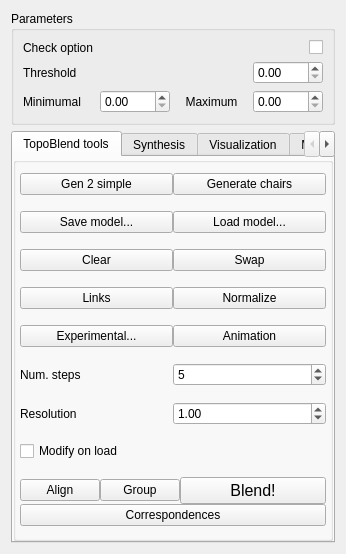
The window that topo-blend/topo_blend_widget.ui (ialhashim/topo-blend) describes before a commit, drawn with Qt 5.
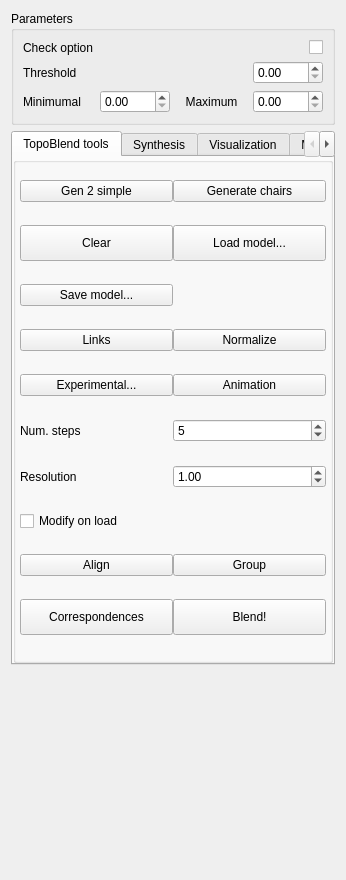
The same window after the commit. Icons and pictures are not drawn.

Diff of the .ui file:
```diff
--- a/topo-blend/topo_blend_widget.ui
+++ b/topo-blend/topo_blend_widget.ui
@@ -7,7 +7,7 @@
     <x>0</x>
     <y>0</y>
     <width>312</width>
-    <height>535</height>
+    <height>880</height>
    </rect>
   </property>
   <property name="windowTitle">
@@ -116,7 +116,98 @@
           <property name="horizontalSpacing">
            <number>0</number>
           </property>
-          <item row="5" column="1">
+          <item row="14" column="0">
+           <widget class="QPushButton" name="computeCorrButton">
+            <property name="sizePolicy">
+             <sizepolicy hsizetype="Minimum" vsizetype="Maximum">
+              <horstretch>0</horstretch>
+              <verstretch>0</verstretch>
+             </sizepolicy>
+            </property>
+            <property name="minimumSize">
+             <size>
+              <width>0</width>
+              <height>36</height>
+             </size>
+            </property>
+            <property name="text">
+             <string>Correspondences</string>
+            </property>
+           </widget>
+          </item>
+          <item row="5" column="0">
+           <widget class="QPushButton" name="linksButton">
+            <property name="text">
+             <string>Links</string>
+            </property>
+            <property name="icon">
+             <iconset resource="topo-blend.qrc">
+              <normaloff>:/images/network.png</normaloff>:/images/network.png</iconset>
+            </property>
+           </widget>
+          </item>
+          <item row="13" column="1">
+           <widget class="QPushButton" name="groupButton">
+            <property name="text">
+             <string>Group</string>
+            </property>
+            <property name="icon">
+             <iconset resource="topo-blend.qrc">
+              <normaloff>:/images/group.png</normaloff>:/images/group.png</iconset>
+            </property>
+            <property name="iconSize">
+             <size>
+              <width>24</width>
+              <height>24</height>
+             </size>
+            </property>
+           </widget>
+          </item>
+          <item row="13" column="0">
+           <widget class="QPushButton" name="alignButton">
+            <property name="minimumSize">
+             <size>
+              <width>0</width>
+              <height>12</height>
+             </size>
+            </property>
+            <property name="text">
+             <string>Align</string>
+            </property>
+            <property name="icon">
+             <iconset resource="topo-blend.qrc">
+              <normaloff>:/images/align.png</normaloff>:/images/align.png</iconset>
+            </property>
+            <property name="iconSize">
+             <size>
+              <width>22</width>
+              <height>24</height>
+             </size>
+            </property>
+           </widget>
+          </item>
+          <item row="1" column="1">
+           <widget class="QPushButton" name="genChairsButton">
+            <property name="text">
+             <string>Generate chairs</string>
+            </property>
+           </widget>
+          </item>
+          <item row="6" column="0">
+           <widget class="QPushButton" name="button4">
+            <property name="text">
+             <string>Experimental...</string>
+            </property>
+           </widget>
+          </item>
+          <item row="10" column="0">
+           <widget class="QLabel" name="numStepsLabel">
+            <property name="text">
+             <string>Num. steps</string>
+            </property>
+           </widget>
+          </item>
+          <item row="6" column="1">
            <widget class="QPushButton" name="animationButton">
             <property name="text">
              <string>Animation</string>
@@ -127,111 +218,46 @@
             </property>
            </widget>
           </item>
-          <item row="2" column="1">
-           <widget class="QPushButton" name="loadButton">
+          <item row="11" column="1">
+           <widget class="QDoubleSpinBox" name="voxelSize">
+            <property name="decimals">
+             <number>2</number>
+            </property>
+            <property name="maximum">
+             <double>1024.000000000000000</double>
+            </property>
+            <property name="singleStep">
+             <double>0.100000000000000</double>
+            </property>
+            <property name="value">
+             <double>1.000000000000000</double>
+            </property>
+           </widget>
+          </item>
+          <item row="12" column="0">
+           <widget class="QCheckBox" name="isModifyModel">
             <property name="text">
-             <string>Load model...</string>
-            </property>
-            <property name="icon">
-             <iconset resource="topo-blend.qrc">
-              <normaloff>:/images/openGraph.png</normaloff>:/images/openGraph.png</iconset>
+             <string>Modify on load</string>
             </property>
            </widget>
           </item>
-          <item row="12" column="0" colspan="2">
-           <layout class="QGridLayout" name="gridLayout_4">
-            <item row="0" column="1">
-             <widget class="QPushButton" name="groupButton">
-              <property name="text">
-               <string>Group</string>
-              </property>
-              <property name="icon">
-               <iconset resource="topo-blend.qrc">
-                <normaloff>:/images/group.png</normaloff>:/images/group.png</iconset>
-              </property>
-              <property name="iconSize">
-               <size>
-                <width>24</width>
-                <height>24</height>
-               </size>
-              </property>
-             </widget>
-            </item>
-            <item row="0" column="2">
-             <widget class="QPushButton" name="blendButton">
-              <property name="sizePolicy">
-               <sizepolicy hsizetype="Expanding" vsizetype="Minimum">
-                <horstretch>0</horstretch>
-                <verstretch>0</verstretch>
-               </sizepolicy>
-              </property>
-              <property name="minimumSize">
-               <size>
-                <width>24</width>
-                <height>0</height>
-               </size>
-              </property>
-              <property name="font">
-               <font>
-                <pointsize>12</pointsize>
-                <weight>50</weight>
-                <bold>false</bold>
-               </font>
-              </property>
-              <property name="text">
-               <string>Blend!</string>
-              </property>
-              <property name="iconSize">
-               <size>
-                <width>16</width>
-                <height>24</height>
-               </size>
-              </property>
-             </widget>
-            </item>
-            <item row="0" column="0">
-             <widget class="QPushButton" name="alignButton">
-              <property name="minimumSize">
-               <size>
-                <width>0</width>
-                <height>12</height>
-               </size>
-              </property>
-              <property name="text">
-               <string>Align</string>
-              </property>
-              <property name="icon">
-               <iconset resource="topo-blend.qrc">
-                <normaloff>:/images/align.png</normaloff>:/images/align.png</iconset>
-              </property>
-              <property name="iconSize">
-               <size>
-                <width>22</width>
-                <height>24</height>
-               </size>
-              </property>
-             </widget>
-            </item>
-            <item row="1" column="0" colspan="3">
-             <widget class="QPushButton" name="computeCorrButton">
-              <property name="text">
-               <string>Correspondences</string>
-              </property>
-             </widget>
-            </item>
-           </layout>
-          </item>
-          <item row="10" column="0">
+          <item row="11" column="0">
            <widget class="QLabel" name="resLabel">
             <property name="text">
              <string>Resolution</string>
             </property>
            </widget>
           </item>
-          <item row="9" column="0">
-           <widget class="QLabel" name="numStepsLabel">
-            <property name="text">
-             <string>Num. steps</string>
+          <item row="10" column="1">
+           <widget class="QSpinBox" name="numSteps">
+            <property name="minimum">
+             <number>2</number>
+            </property>
+            <property name="maximum">
+             <number>1024</number>
+            </property>
+            <property name="value">
+             <number>5</number>
             </property>
            </widget>
           </item>
@@ -242,14 +268,7 @@
             </property>
            </widget>
           </item>
-          <item row="11" column="0">
-           <widget class="QCheckBox" name="isModifyModel">
-            <property name="text">
-             <string>Modify on load</string>
-            </property>
-           </widget>
-          </item>
-          <item row="2" column="0">
+          <item row="3" column="0">
            <widget class="QPushButton" name="saveButton">
             <property name="text">
              <string>Save model...</string>
@@ -260,46 +279,23 @@
             </property>
            </widget>
           </item>
-          <item row="1" column="1">
-           <widget class="QPushButton" name="genChairsButton">
+          <item row="14" column="1">
+           <widget class="QPushButton" name="blendButton">
+            <property name="minimumSize">
+             <size>
+              <width>0</width>
+              <height>36</height>
+             </size>
+            </property>
             <property name="text">
-             <string>Generate chairs</string>
+             <string>Blend!</string>
             </property>
            </widget>
           </item>
-          <item row="9" column="1">
-           <widget class="QSpinBox" name="numSteps">
-            <property name="minimum">
-             <number>2</number>
-            </property>
-            <property name="maximum">
-             <number>1024</number>
-            </property>
-            <property name="value">
-             <number>5</number>
-            </property>
-           </widget>
-          </item>
-          <item row="10" column="1">
-           <widget class="QDoubleSpinBox" name="voxelSize">
-            <property name="decimals">
-             <number>2</number>
-            </property>
-            <property name="maximum">
-             <double>1024.000000000000000</double>
-            </property>
-            <property name="singleStep">
-             <double>0.100000000000000</double>
-            </property>
-            <property name="value">
-             <double>1.000000000000000</double>
-            </property>
-           </widget>
-          </item>
-          <item row="3" column="1">
-           <widget class="QPushButton" name="swapButton">
+          <item row="5" column="1">
+           <widget class="QPushButton" name="normalizeButton">
             <property name="text">
-             <string>Swap</string>
+             <string>Normalize</string>
             </property>
             <property name="icon">
              <iconset resource="topo-blend.qrc">
@@ -307,8 +303,14 @@
             </property>
            </widget>
           </item>
-          <item row="3" column="0">
+          <item row="2" column="0">
            <widget class="QPushButton" name="clearButton">
+            <property name="minimumSize">
+             <size>
+              <width>0</width>
+              <height>36</height>
+             </size>
+            </property>
             <property name="text">
              <string>Clear</string>
             </property>
@@ -318,28 +320,20 @@
             </property>
            </widget>
           </item>
-          <item row="4" column="1">
-           <widget class="QPushButton" name="normalizeButton">
-            <property name="text">
-             <string>Normalize</string>
+          <item row="2" column="1">
+           <widget class="QPushButton" name="loadButton">
+            <property name="minimumSize">
+             <size>
+              <width>0</width>
+              <height>36</height>
+             </size>
             </property>
-           </widget>
-          </item>
-          <item row="4" column="0">
-           <widget class="QPushButton" name="linksButton">
             <property name="text">
-             <string>Links</string>
+             <string>Load model...</string>
             </property>
             <property name="icon">
              <iconset resource="topo-blend.qrc">
-              <normaloff>:/images/network.png</normaloff>:/images/network.png</iconset>
-            </property>
-           </widget>
-          </item>
-          <item row="5" column="0">
-           <widget class="QPushButton" name="button4">
-            <property name="text">
-             <string>Experimental...</string>
+              <normaloff>:/images/openGraph.png</normaloff>:/images/openGraph.png</iconset>
             </property>
            </widget>
           </item>
```
Left out of the diff: 48 changed lines with no effect on the pictures.
